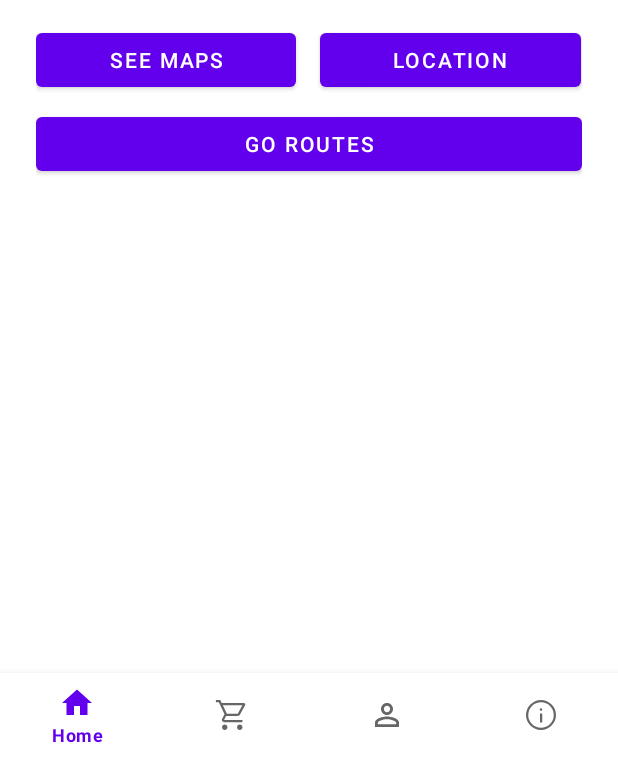
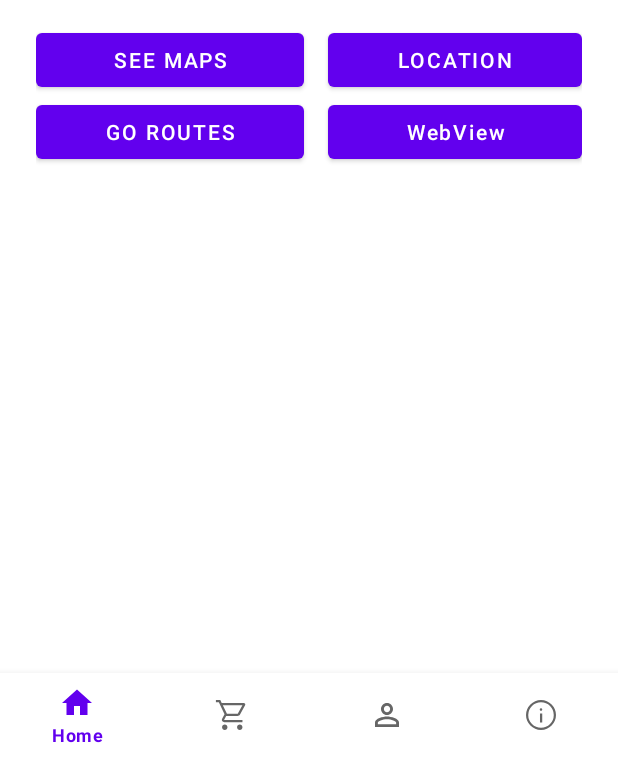
Before and after one commit to hotequil/bridhop, an Android app: the HomeFragment screen opened through its navigation route, on a phone screen of 412 x 824 dp, the part 479-1236 px from its top. Run offline under Robolectric (Android 15) with nearby library versions, the phone set to English and light mode, and no system bars; our stand-ins replace navigation-ui.

Commit message:
feat: used WebView in Android

```diff
--- a/app/src/main/AndroidManifest.xml
+++ b/app/src/main/AndroidManifest.xml
@@ -18,6 +18,9 @@
         android:supportsRtl="true"
         android:theme="@style/Theme.Bridhop"
         tools:targetApi="31">
+        <activity
+            android:name=".WebViewActivity"
+            android:exported="false" />
         <activity
             android:name=".RoutesActivity"
             android:exported="false" />
--- a/app/src/main/java/com/bridhop/ui/home/HomeFragment.kt
+++ b/app/src/main/java/com/bridhop/ui/home/HomeFragment.kt
@@ -11,6 +11,7 @@ import com.bridhop.LocationActivity
 import com.bridhop.MapsActivity
 import com.bridhop.R
 import com.bridhop.RoutesActivity
+import com.bridhop.WebViewActivity
 
 class HomeFragment : Fragment() {
     override fun onCreateView(
@@ -22,6 +23,7 @@ class HomeFragment : Fragment() {
         val seeMapsButton = view.findViewById<Button>(R.id.see_maps)
         val locationButton = view.findViewById<Button>(R.id.location)
         val goRoutesButton = view.findViewById<Button>(R.id.go_routes)
+        val webViewButton = view.findViewById<Button>(R.id.web_view)
 
         seeMapsButton.setOnClickListener{
              val intent = Intent(view.context, MapsActivity::class.java)
@@ -41,6 +43,12 @@ class HomeFragment : Fragment() {
             startActivity(intent)
         }
 
+        webViewButton.setOnClickListener{
+            val intent = Intent(view.context, WebViewActivity::class.java)
+
+            startActivity(intent)
+        }
+
         return view
     }
 }
--- a/app/src/main/res/layout/fragment_home.xml
+++ b/app/src/main/res/layout/fragment_home.xml
@@ -33,7 +33,6 @@
                  android:layout_marginTop="16dp"
                  app:layout_constraintStart_toStartOf="parent"
                  app:layout_constraintEnd_toEndOf="parent"
-                 android:id="@+id/actions"
                  android:stretchColumns="0, 1">
         <TableRow tools:ignore="UselessParent">
             <Button android:layout_width="wrap_content"
@@ -50,15 +49,22 @@
                     android:text="@string/location"
                     tools:ignore="ButtonStyle" />
         </TableRow>
+
+        <TableRow tools:ignore="UselessParent">
+            <Button android:layout_width="wrap_content"
+                    android:layout_height="wrap_content"
+                    android:layout_marginEnd="8dp"
+                    android:id="@+id/go_routes"
+                    android:text="@string/go_routes"
+                    tools:ignore="ButtonStyle" />
+
+            <Button android:layout_width="wrap_content"
+                    android:layout_height="wrap_content"
+                    android:layout_marginStart="8dp"
+                    android:id="@+id/web_view"
+                    android:textAllCaps="false"
+                    android:text="@string/web_view"
+                    tools:ignore="ButtonStyle" />
+        </TableRow>
     </TableLayout>
-
-    <Button android:layout_width="match_parent"
-            android:layout_height="wrap_content"
-            android:layout_marginTop="8dp"
-            android:id="@+id/go_routes"
-            app:layout_constraintTop_toBottomOf="@id/actions"
-            app:layout_constraintStart_toStartOf="parent"
-            app:layout_constraintEnd_toEndOf="parent"
-            android:text="@string/go_routes"
-            tools:ignore="ButtonStyle" />
 </androidx.constraintlayout.widget.ConstraintLayout>
--- a/app/src/main/res/values/strings.xml
+++ b/app/src/main/res/values/strings.xml
@@ -19,4 +19,5 @@
     <string name="see_maps">See maps</string>
     <string name="location">Location</string>
     <string name="go_routes">Go routes</string>
+    <string name="web_view">WebView</string>
 </resources>
```
Also changed, not shown: app/src/main/java/com/bridhop/WebViewActivity.kt (added, +43 -0 lines), app/src/main/res/layout/activity_web_view.xml (added, +20 -0 lines).
